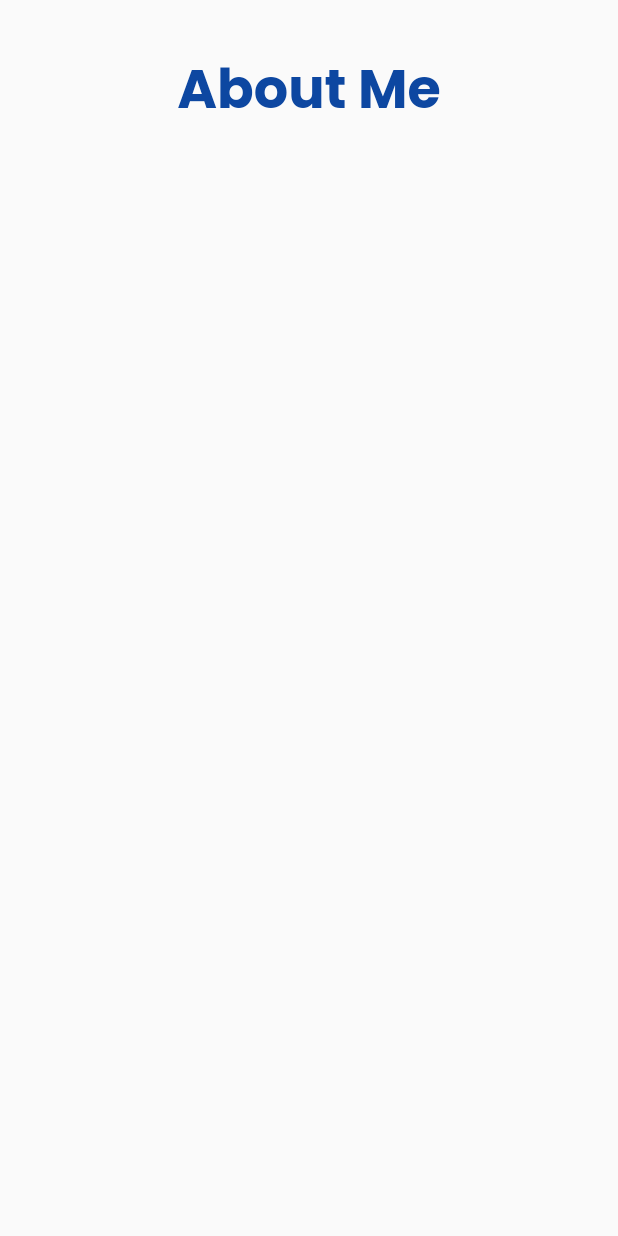
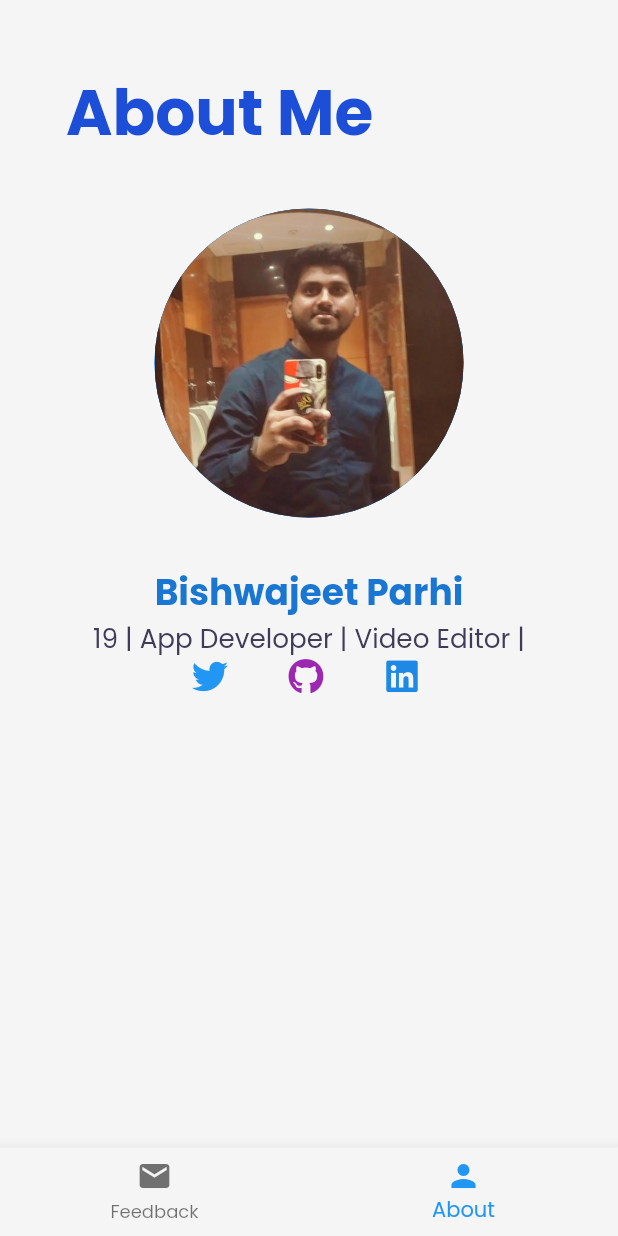
Before and after one commit to 2002Bishwajeet/Wryter, a Flutter app: the screen it shows after launch, on a phone screen of 412 x 824 dp. Run offline on Flutter 3.47's test engine with Material 2 defaults, Android fonts, the phone set to English and light mode, and no system bars; drawn by our look-alikes of velocity_x; our stand-ins replace flutter_icons, google_fonts.

Commit message:
Created About Me Page

```diff
--- a/lib/Pages/AboutPages.dart
+++ b/lib/Pages/AboutPages.dart
@@ -1,22 +1,107 @@
+import 'package:flutter/cupertino.dart';
 import 'package:flutter/material.dart';
-import 'package:google_fonts/google_fonts.dart';
+import 'package:todoapp/Widgets/theme.dart';
 import 'package:velocity_x/velocity_x.dart';
+import 'package:flutter_icons/flutter_icons.dart';
 
+class AboutMe extends StatefulWidget {
+  @override
+  _AboutMeState createState() => _AboutMeState();
+}
 
-class AboutMe extends StatelessWidget {
-  final imagedp = "assets/images/DP.jpg";
+class _AboutMeState extends State<AboutMe> {
+  int _currentindex = 1;
   @override
   Widget build(BuildContext context) {
     return Scaffold(
+      backgroundColor: Color(0xfff5f5f5),
       body: SafeArea(
         child: Container(
-          padding: Vx.m32,
-          alignment: Alignment.topCenter,
+          padding: Vx.m24,
+          child:
+              Column(crossAxisAlignment: CrossAxisAlignment.start, children: [
+            "About Me".text.xl5.bold.blue700.make(),
+            ProfilePhoto(),
+            Intro(),
+            "19 | App Developer | Video Editor |"
+                .text
+                .xl
+                .color(Mytheme.darkBluishcolor)
+                .make()
+                .centered(),
 
-          child: Text("About Me",style: TextStyle(fontWeight: FontWeight.bold, color: Colors.blue[900],fontSize: 36,fontFamily: GoogleFonts.poppins().fontFamily),)
-
+                Icondata(),
+          ]).p20(),
         ),
+      ),
+      bottomNavigationBar: BottomNavigationBar(
+        backgroundColor: Color(0xfff5f5f5),
+        currentIndex: _currentindex,
+        // type: BottomNavigationBarType.fixed,
+        // iconSize: 30,
+        items: [
+          BottomNavigationBarItem(
+              icon: Icon(Icons.mail),
+              label:
+                  'Feedback'), //backgroundcolor: Colors.yourchoice  // must use it in futures
+          BottomNavigationBarItem(icon: Icon(Icons.person), label: 'About'),
+        ],
+        onTap: (index) {
+          setState(() {
+            _currentindex = index;
+          });
+        },
       ),
     );
   }
 }
+
+class ProfilePhoto extends StatelessWidget {
+  @override
+  Widget build(BuildContext context) {
+    final picture = "assets/DP.jpg";
+    return Container(
+        child: CircleAvatar(
+      backgroundImage: AssetImage(picture),
+    )).circle().centered().py32();
+  }
+}
+
+class Intro extends StatelessWidget {
+  @override
+  Widget build(BuildContext context) {
+    return Container(
+        child: Text("Bishwajeet Parhi",
+            style: TextStyle(
+              fontWeight: FontWeight.bold,
+              fontSize: 24,
+              color: Colors.blue[700],
+            ))).centered();
+  }
+}
+
+class Icondata extends StatelessWidget {
+  @override
+  Widget build(BuildContext context) {
+    return Container(
+      child: Row(
+        children: [
+          Icon(
+            FontAwesome.twitter,
+            color: Colors.blue,
+          ).px20(),
+          Icon(
+            FontAwesome.github,
+            color: Colors.purple,
+          ).px20(),
+          Icon(
+            FontAwesome.linkedin,
+            color: Colors.blue[600],
+          ).px20(),
+          //  Icon(FontAwesome.instagram,color: Colors.pink,).px20(),
+          //  Icon(FontAwesome.facebook,color: Colors.blue[700],).px20(),
+        ],
+      ).centered(),
+    ).px64();
+  }
+}
--- a/lib/Pages/HomePage.dart
+++ b/lib/Pages/HomePage.dart
@@ -7,7 +7,7 @@ class Homepage extends StatefulWidget {
 }
 
 class _HomepageState extends State<Homepage> {
-  int _currentindex = 0;
+  int _currentindex = null;
   @override
   Widget build(BuildContext context) {
     return Scaffold(
--- a/pubspec.yaml
+++ b/pubspec.yaml
@@ -24,6 +24,8 @@ dependencies:
   flutter:
     sdk: flutter
   cupertino_icons: ^1.0.0
+  flutter_icons: ^1.1.0
+  font_awesome: ^5.10.1
   google_fonts: ^1.1.2
   velocity_x: ^1.4.1
 
```
Also changed, not shown: pubspec.lock.
